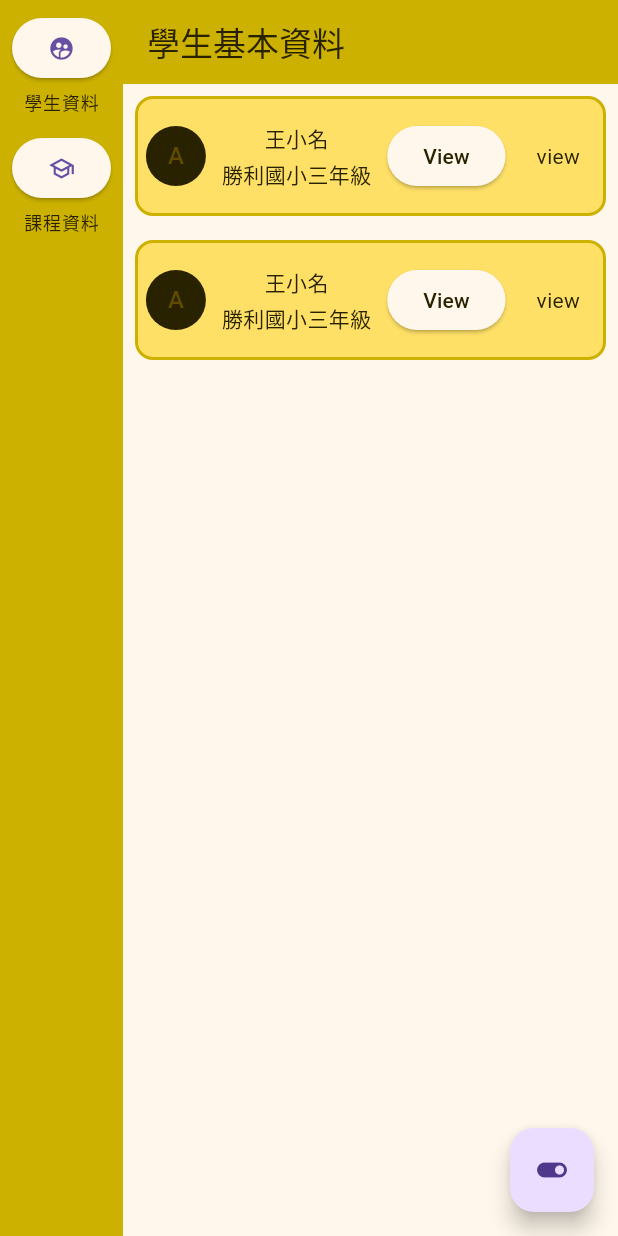
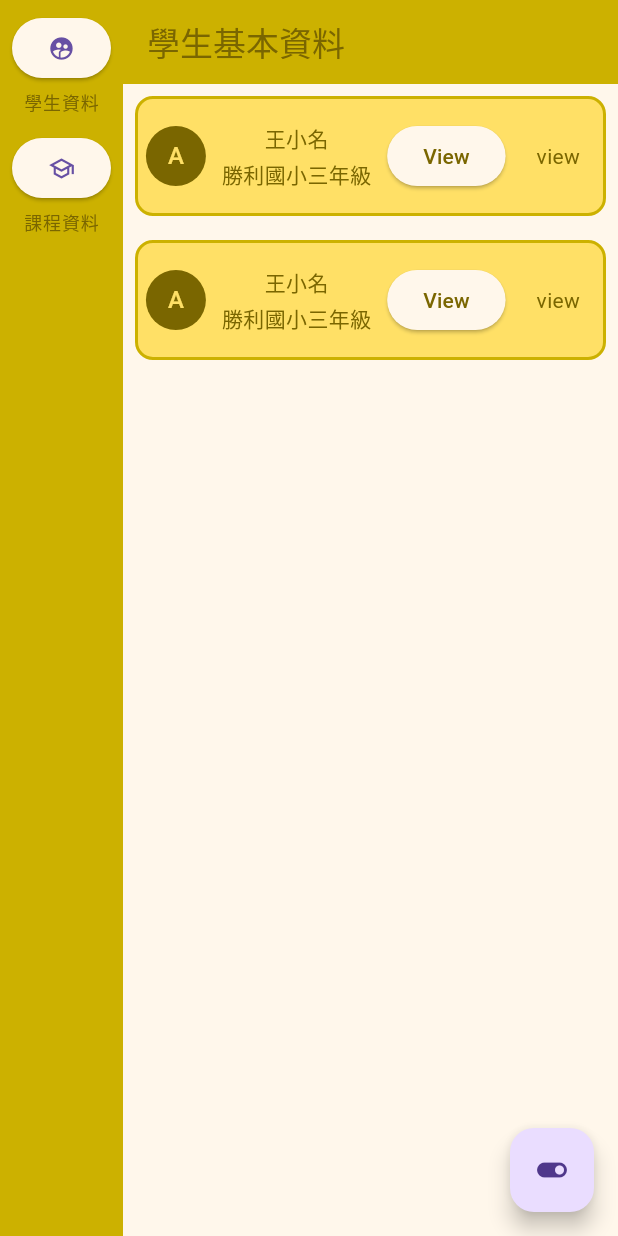
Before and after one commit to e2755699/yellow_ribbon_studying_system, a Flutter app: the screen it shows after launch, on a phone screen of 412 x 824 dp. Run offline on Flutter 3.47's test engine with Material 3 defaults, Android fonts, the light colour scheme and no system bars; our stand-ins replace bloc, flutter_bloc, gap; missing offline and left inert: widgetbook, widgetbook_annotation.

Commit message:
1. remove icon color  2. change text color theme

```diff
--- a/lib/page/main_screen.dart
+++ b/lib/page/main_screen.dart
@@ -73,16 +73,11 @@ class MainScreen extends StatelessWidget {
 
   NavigationRailDestination _buildStudentInfoNavBtn(BuildContext context) {
     return NavigationRailDestination(
-          icon: _buildNavIcon(
-              context,
-              Icon(
-                Icons.supervised_user_circle_outlined,
-                color: context.read<YrThemeCubit>().state.theme.color.text.defaulted,
-              ),
-              0),
-          selectedIcon: _buildNavIcon(
-              context, const Icon(Icons.supervised_user_circle), 0),
-          label: YrText("學生資料"));
+        icon: _buildNavIcon(
+            context, Icon(Icons.supervised_user_circle_outlined), 0),
+        selectedIcon:
+            _buildNavIcon(context, const Icon(Icons.supervised_user_circle), 0),
+        label: YrText("學生資料"));
   }
 
   Widget _buildNavIcon(BuildContext context, Icon icon, int index) {
--- a/packages/ui_component/lib/src/component/student_info_card.dart
+++ b/packages/ui_component/lib/src/component/student_info_card.dart
@@ -59,8 +59,7 @@ class StudentInfoCard extends StatelessWidget {
                           .state
                           .theme
                           .color
-                          .text
-                          .active,
+                          .secondaryColor,
                       fontSize: 16,
                       fontFamily: 'Roboto',
                       fontWeight: FontWeight.w500,
--- a/packages/ui_component/lib/src/design_token.dart
+++ b/packages/ui_component/lib/src/design_token.dart
@@ -27,10 +27,17 @@ enum DsTheme {
 }
 
 enum DsButton {
-  light(defaulted: DsColorToken.yellow10,disable: DsColorToken.yellow1, onPress: DsColorToken.yellow7),
-  dark(defaulted: DsColorToken.yellow5,disable: DsColorToken.yellow1, onPress: DsColorToken.yellow7);
+  light(
+      defaulted: DsColorToken.yellow10,
+      disable: DsColorToken.yellow1,
+      onPress: DsColorToken.yellow7),
+  dark(
+      defaulted: DsColorToken.yellow5,
+      disable: DsColorToken.yellow1,
+      onPress: DsColorToken.yellow7);
 
-  const DsButton({required this.defaulted,required this.disable,required this.onPress});
+  const DsButton(
+      {required this.defaulted, required this.disable, required this.onPress});
 
   final Color defaulted;
   final Color disable;
@@ -70,12 +77,12 @@ enum DsColor {
 
 enum DsTextColor {
   light(
-    defaulted: DsColorToken.yellow1,
+    defaulted: DsColorToken.yellow4,
     active: DsColorToken.yellow3,
   ),
   dark(
     defaulted: DsColorToken.yellow10,
-    active: DsColorToken.yellow3,
+    active: DsColorToken.yellow6,
   );
 
   final Color active;
```
